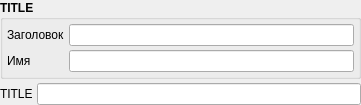
First picture: the form in src/components/variablestringframe.ui, repository Gris87/ProtocolCreator, before the edit.
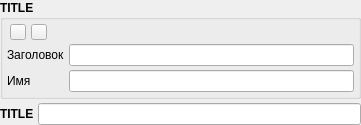
Second picture: the form after the edit. Icons and pictures are not drawn.

Commit message: Allow to copy variables and components

```diff
--- a/src/components/variablestringframe.ui
+++ b/src/components/variablestringframe.ui
@@ -7,7 +7,7 @@
     <x>0</x>
     <y>0</y>
     <width>361</width>
-    <height>91</height>
+    <height>113</height>
    </rect>
   </property>
   <property name="windowTitle">
@@ -38,7 +38,7 @@
       <property name="spacing">
        <number>4</number>
       </property>
-      <item row="0" column="0">
+      <item row="1" column="0">
        <widget class="QLabel" name="nameLabel">
         <property name="font">
          <font>
@@ -51,7 +51,7 @@
         </property>
        </widget>
       </item>
-      <item row="0" column="1">
+      <item row="1" column="1">
        <widget class="QLineEdit" name="nameEdit">
         <property name="font">
          <font>
@@ -61,7 +61,7 @@
         </property>
        </widget>
       </item>
-      <item row="1" column="0">
+      <item row="2" column="0">
        <widget class="QLabel" name="varNameLabel">
         <property name="font">
          <font>
@@ -74,7 +74,7 @@
         </property>
        </widget>
       </item>
-      <item row="1" column="1">
+      <item row="2" column="1">
        <widget class="QLineEdit" name="varNameEdit">
         <property name="font">
          <font>
@@ -84,6 +84,183 @@
         </property>
        </widget>
       </item>
+      <item row="0" column="0">
+       <layout class="QHBoxLayout" name="horizontalLayout_3">
+        <property name="spacing">
+         <number>2</number>
+        </property>
+        <item>
+         <widget class="QPushButton" name="upButton">
+          <property name="sizePolicy">
+           <sizepolicy hsizetype="Fixed" vsizetype="Fixed">
+            <horstretch>0</horstretch>
+            <verstretch>0</verstretch>
+           </sizepolicy>
+          </property>
+          <property name="maximumSize">
+           <size>
+            <width>16</width>
+            <height>16</height>
+           </size>
+          </property>
+          <property name="font">
+           <font>
+            <weight>50</weight>
+            <bold>false</bold>
+           </font>
+          </property>
+          <property name="text">
+           <string/>
+          </property>
+          <property name="icon">
+           <iconset resource="../../Resources.qrc">
+            <normaloff>:/images/Up.png</normaloff>:/images/Up.png</iconset>
+          </property>
+          <property name="iconSize">
+           <size>
+            <width>14</width>
+            <height>14</height>
+           </size>
+          </property>
+         </widget>
+        </item>
+        <item>
+         <widget class="QPushButton" name="downButton">
+          <property name="sizePolicy">
+           <sizepolicy hsizetype="Fixed" vsizetype="Fixed">
+            <horstretch>0</horstretch>
+            <verstretch>0</verstretch>
+           </sizepolicy>
+          </property>
+          <property name="maximumSize">
+           <size>
+            <width>16</width>
+            <height>16</height>
+           </size>
+          </property>
+          <property name="font">
+           <font>
+            <weight>50</weight>
+            <bold>false</bold>
+           </font>
+          </property>
+          <property name="text">
+           <string/>
+          </property>
+          <property name="icon">
+           <iconset resource="../../Resources.qrc">
+            <normaloff>:/images/Down.png</normaloff>:/images/Down.png</iconset>
+          </property>
+          <property name="iconSize">
+           <size>
+            <width>14</width>
+            <height>14</height>
+           </size>
+          </property>
+         </widget>
+        </item>
+        <item>
+         <spacer name="horizontalSpacer_2">
+          <property name="orientation">
+           <enum>Qt::Horizontal</enum>
+          </property>
+          <property name="sizeType">
+           <enum>QSizePolicy::Fixed</enum>
+          </property>
+          <property name="sizeHint" stdset="0">
+           <size>
+            <width>15</width>
+            <height>0</height>
+           </size>
+          </property>
+         </spacer>
+        </item>
+       </layout>
+      </item>
+      <item row="0" column="1">
+       <layout class="QHBoxLayout" name="horizontalLayout_2">
+        <property name="spacing">
+         <number>2</number>
+        </property>
+        <item>
+         <spacer name="horizontalSpacer">
+          <property name="orientation">
+           <enum>Qt::Horizontal</enum>
+          </property>
+          <property name="sizeHint" stdset="0">
+           <size>
+            <width>0</width>
+            <height>0</height>
+           </size>
+          </property>
+         </spacer>
+        </item>
+        <item>
+         <widget class="QPushButton" name="copyButton">
+          <property name="sizePolicy">
+           <sizepolicy hsizetype="Fixed" vsizetype="Fixed">
+            <horstretch>0</horstretch>
+            <verstretch>0</verstretch>
+           </sizepolicy>
+          </property>
+          <property name="maximumSize">
+           <size>
+            <width>16</width>
+            <height>16</height>
+           </size>
+          </property>
+          <property name="font">
+           <font>
+            <weight>50</weight>
+            <bold>false</bold>
+           </font>
+          </property>
+          <property name="text">
+           <string/>
+          </property>
+          <property name="icon">
+           <iconset resource="../../Resources.qrc">
+            <normaloff>:/images/CopyComponent.png</normaloff>:/images/CopyComponent.png</iconset>
+          </property>
+          <property name="flat">
+           <bool>true</bool>
+          </property>
+         </widget>
+        </item>
+        <item>
+         <widget class="QPushButton" name="deleteButton">
+          <property name="sizePolicy">
+           <sizepolicy hsizetype="Fixed" vsizetype="Fixed">
+            <horstretch>0</horstretch>
+            <verstretch>0</verstretch>
+           </sizepolicy>
+          </property>
+          <property name="maximumSize">
+           <size>
+            <width>16</width>
+            <height>16</height>
+           </size>
+          </property>
+          <property name="font">
+           <font>
+            <weight>50</weight>
+            <bold>false</bold>
+           </font>
+          </property>
+          <property name="text">
+           <string/>
+          </property>
+          <property name="icon">
+           <iconset resource="../../Resources.qrc">
+            <normaloff>:/images/Delete.png</normaloff>:/images/Delete.png</iconset>
+          </property>
+          <property name="flat">
+           <bool>true</bool>
+          </property>
+         </widget>
+        </item>
+       </layout>
+      </item>
      </layout>
     </widget>
    </item>
@@ -104,6 +281,12 @@
           <verstretch>0</verstretch>
          </sizepolicy>
         </property>
+        <property name="font">
+         <font>
+          <weight>75</weight>
+          <bold>true</bold>
+         </font>
+        </property>
         <property name="text">
          <string>TITLE</string>
         </property>
```
Left out of the diff: 4 changed lines with no effect on the pictures. The commit also changes 27 other files.
